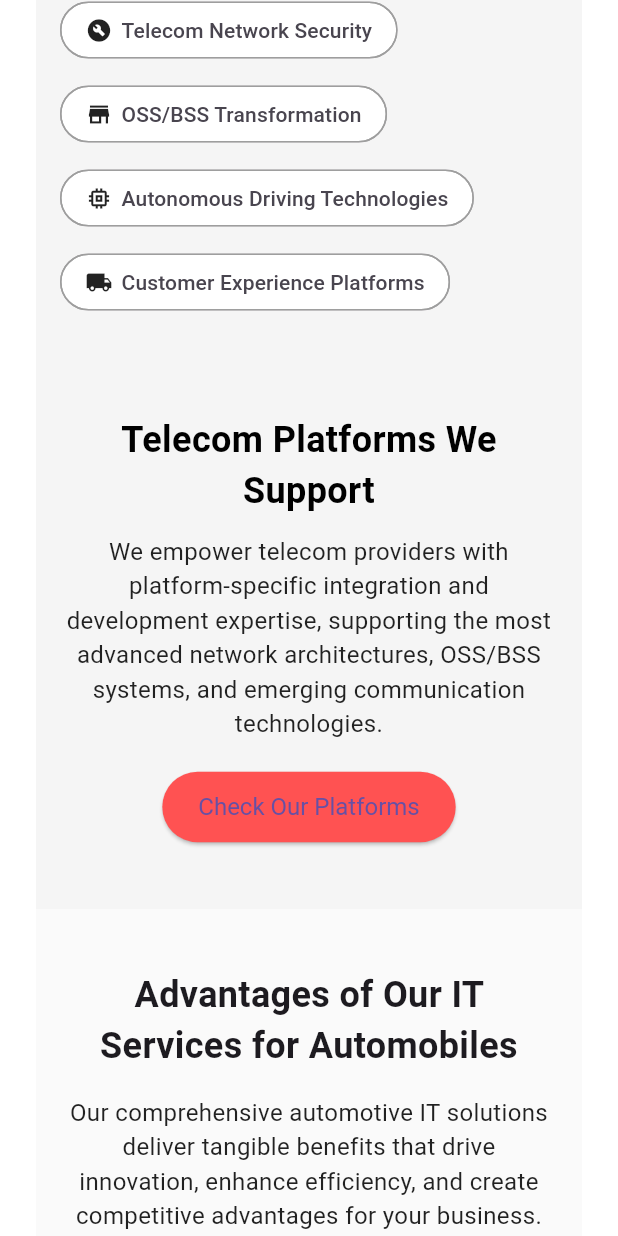
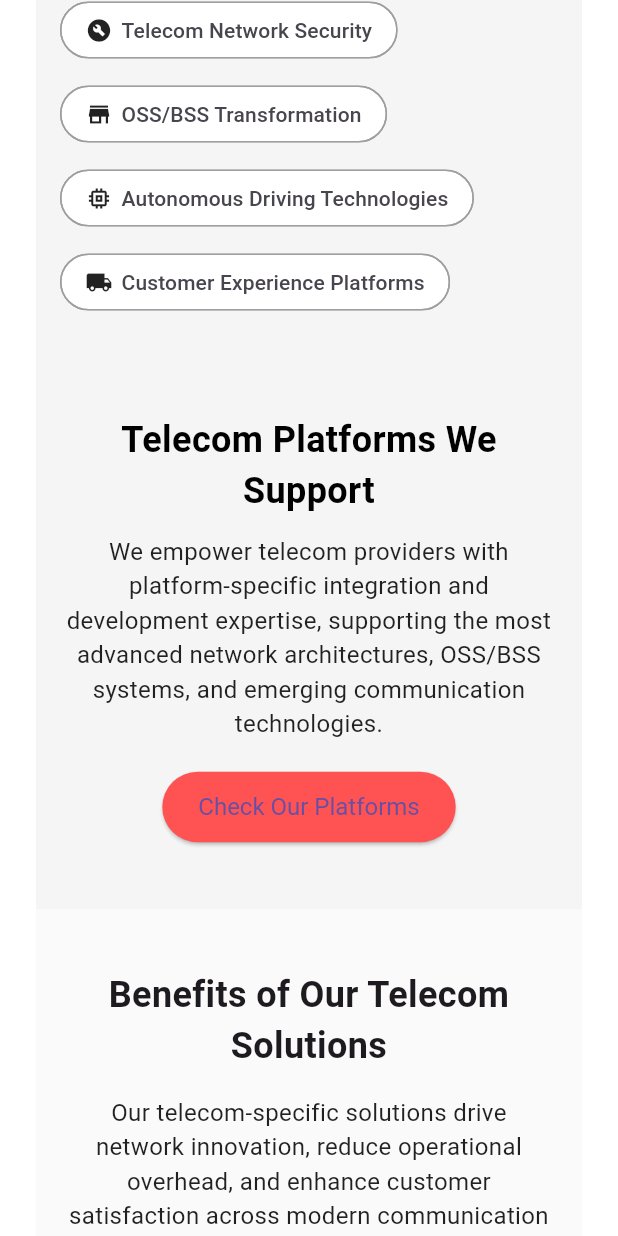
Before and after one commit to DIV-SYSTEM/onlineapk, a Flutter app: the ContainTL screen opened directly, scrolled down 1728 dp, on a phone screen of 412 x 824 dp. Run offline on Flutter 3.47's test engine with Material 3 defaults, Android fonts, the phone set to English and light mode, and no system bars; our stand-ins replace carousel_slider, flutter_spinkit, intl_phone_field, percent_indicator, pie_chart, video_player and 1 more; network calls fail.

Commit message:
Update tl6.dart

```diff
--- a/lib/Telecomm/tl6.dart
+++ b/lib/Telecomm/tl6.dart
@@ -6,7 +6,7 @@ class Am6 extends StatefulWidget { const Am6({super.key});
 
 class _Am6State extends State<Am6> { bool _showBenefits = false;
 
-final List<Map<String, String>> benefits = [ { 'icon': Icons.speed_outlined.codePoint.toString(), 'title': 'Accelerated Innovation', 'desc': 'Drive product and process innovation with cutting-edge IT tools.' }, { 'icon': Icons.security.codePoint.toString(), 'title': 'Improved Security', 'desc': 'Protect data, systems, and users with advanced security protocols.' }, { 'icon': Icons.settings.codePoint.toString(), 'title': 'Operational Efficiency', 'desc': 'Streamline processes and reduce costs across operations.' }, { 'icon': Icons.thumb_up.codePoint.toString(), 'title': 'Excellent UX', 'desc': 'Enhance user experience across digital touchpoints.' }, { 'icon': Icons.insights.codePoint.toString(), 'title': 'Actionable Insights', 'desc': 'Leverage data to drive smarter decisions and innovation.' }, { 'icon': Icons.sync.codePoint.toString(), 'title': 'Seamless Integration', 'desc': 'Ensure smooth interaction between legacy and modern systems.' }, ];
+final List<Map<String, String>> benefits = [ { 'icon': Icons.speed_outlined.codePoint.toString(), 'title': 'Network Security', 'desc': 'Ensure robust protection against cyber threats and unauthorized access across voice, data, and IoT networks through proactive security architectures and monitoring systems.' }, { 'icon': Icons.security.codePoint.toString(), 'title': 'Faster Connectivity', 'desc': 'Deliver ultra-low latency and high-speed connectivity through 5G deployment, fiber optics, and advanced wireless technologies.' }, { 'icon': Icons.settings.codePoint.toString(), 'title': 'Global Coverage', 'desc': 'Expand coverage and provide seamless cross-border connectivity through satellite networks, edge infrastructure, and multi-region cloud platforms.' }, { 'icon': Icons.thumb_up.codePoint.toString(), 'title': 'Enhanced User Experience', 'desc': 'Enhance user experience across digital touchpoints.' }, { 'icon': Icons.insights.codePoint.toString(), 'title': 'Actionable Insights', 'desc': 'Leverage real-time network analytics, customer behavior tracking, and churn prediction to make strategic decisions and boost ARPU.' }, { 'icon': Icons.sync.codePoint.toString(), 'title': 'Innovation & Automation', 'desc': 'Accelerate innovation using AI/ML, SDN/NFV, and cloud-native architectures that automate operations and reduce time-to-market.' }, ];
 
 @override Widget build(BuildContext context) { final screenWidth = MediaQuery.of(context).size.width;
 
@@ -18,13 +18,13 @@ return Container(
     crossAxisAlignment: CrossAxisAlignment.center,
     children: [
       const Text(
-        "Advantages of Our IT Services for Automobiles",
+        "Benefits of Our Telecom Solutions",
         textAlign: TextAlign.center,
         style: TextStyle(fontSize: 24, fontWeight: FontWeight.bold),
       ),
       const SizedBox(height: 16),
       const Text(
-        "Our comprehensive automotive IT solutions deliver tangible benefits that drive innovation, enhance efficiency, and create competitive advantages for your business.",
+        "Our telecom-specific solutions drive network innovation, reduce operational overhead, and enhance customer satisfaction across modern communication ecosystems.",
         textAlign: TextAlign.center,
         style: TextStyle(fontSize: 16, color: Colors.black87),
       ),
```
